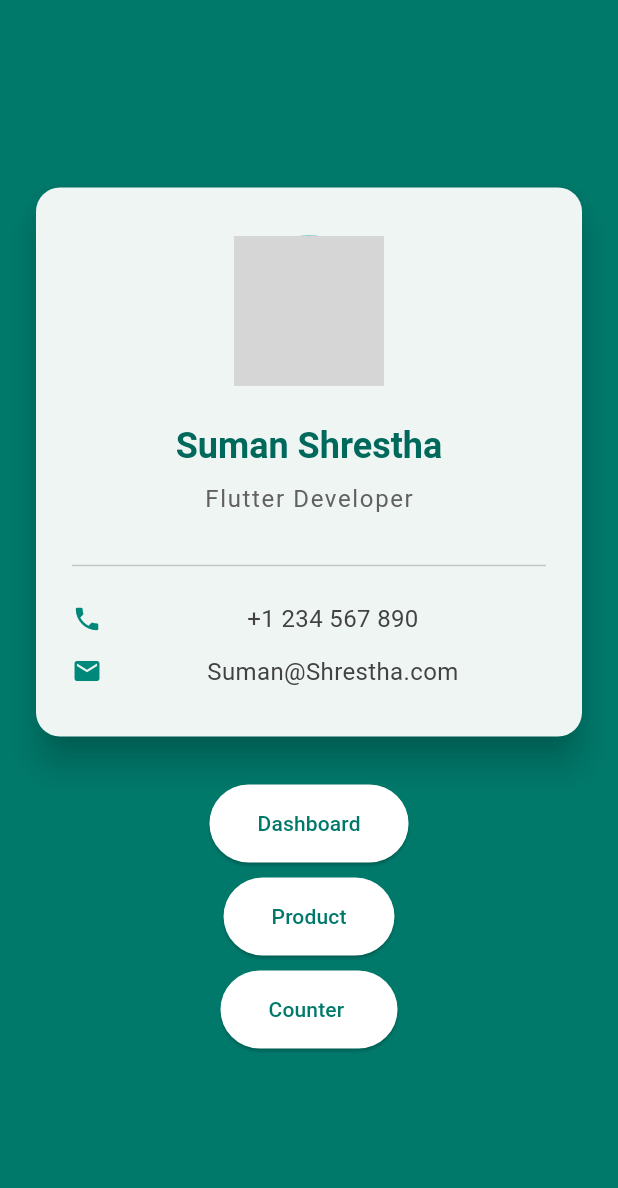
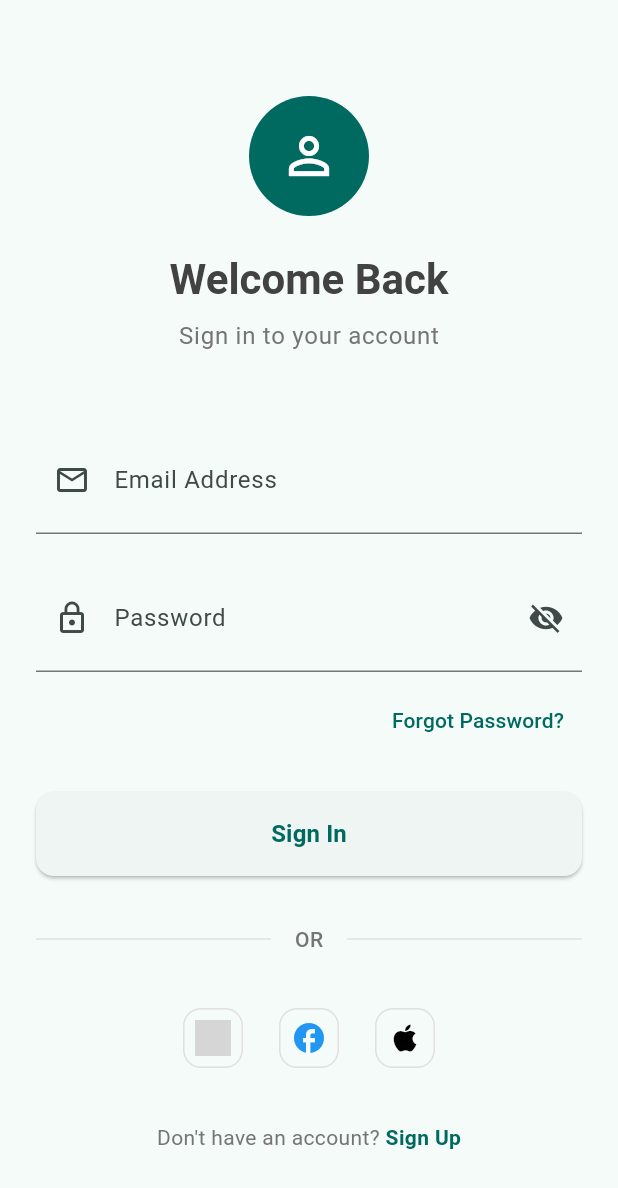
Before and after one commit to SumanShrestha14/learning_flutter, a Flutter app: the screen it shows after launch, on a phone screen of 412 x 824 dp. Shown: the top 1188 px of the screen. Run offline on Flutter 3.47's test engine with Material 3 defaults, Android fonts, the phone set to English and light mode, and no system bars; grey boxes are pictures that could not be loaded.

Commit message:
Focused on user interaction today—building Login and Register screens using TextField, TextEditingController, and Form validation. Learned how proper validation, keyboard types, and clean input handling can greatly improve user experience.

```diff
--- a/lib/main.dart
+++ b/lib/main.dart
@@ -1,4 +1,4 @@
-import 'package:first_app/pages/ProfileScreen.dart';
+import 'package:first_app/pages/LoginPage.dart';
 import 'package:flutter/material.dart';
 
 void main() {
@@ -18,7 +18,7 @@ class MyApp extends StatelessWidget {
         colorScheme: ColorScheme.fromSeed(seedColor: Colors.teal),
         useMaterial3: true,
       ),
-      home: ProfileScreen(),
+      home: LoginPage(),
     );
   }
 }
--- /dev/null
+++ b/lib/pages/LoginPage.dart
@@ -0,0 +1,351 @@
+import 'package:first_app/pages/ProfileScreen.dart';
+import 'package:first_app/pages/RegisterPage.dart';
+import 'package:flutter/material.dart';
+
+// -------------------- LOGIN PAGE --------------------
+
+class LoginPage extends StatefulWidget {
+  const LoginPage({super.key});
+
+  @override
+  State<LoginPage> createState() => _LoginPageState();
+}
+
+class _LoginPageState extends State<LoginPage> {
+  final _formKey = GlobalKey<FormState>();
+  final TextEditingController emailController = TextEditingController();
+  final TextEditingController passwordController = TextEditingController();
+  bool _isLoading = false;
+  bool _obscurePassword = true;
+
+  @override
+  void dispose() {
+    emailController.dispose();
+    passwordController.dispose();
+    super.dispose();
+  }
+
+  Future<void> _login() async {
+    if (_formKey.currentState!.validate()) {
+      setState(() => _isLoading = true);
+
+      // Simulate API call delay
+      await Future.delayed(const Duration(seconds: 2));
+
+      if (!mounted) return;
+
+      setState(() => _isLoading = false);
+      Navigator.push(
+        context,
+        MaterialPageRoute(builder: (context) => ProfileScreen()),
+      );
+      ScaffoldMessenger.of(context).showSnackBar(
+        SnackBar(
+          content: const Text("Login Successful"),
+          backgroundColor: Colors.green[600],
+          behavior: SnackBarBehavior.floating,
+          shape: RoundedRectangleBorder(
+            borderRadius: BorderRadius.circular(10),
+          ),
+        ),
+      );
+    }
+  }
+
+  @override
+  Widget build(BuildContext context) {
+    return Scaffold(
+      body: SafeArea(
+        child: SingleChildScrollView(
+          child: Padding(
+            padding: const EdgeInsets.all(24.0),
+            child: Column(
+              children: [
+                const SizedBox(height: 40),
+
+                // Logo/Header
+                Column(
+                  children: [
+                    Container(
+                      width: 80,
+                      height: 80,
+                      decoration: BoxDecoration(
+                        color: Theme.of(context).colorScheme.primary,
+                        shape: BoxShape.circle,
+                      ),
+                      child: const Icon(
+                        Icons.person_outline,
+                        size: 40,
+                        color: Colors.white,
+                      ),
+                    ),
+                    const SizedBox(height: 24),
+                    Text(
+                      "Welcome Back",
+                      style: Theme.of(context).textTheme.headlineMedium
+                          ?.copyWith(
+                            fontWeight: FontWeight.bold,
+                            color: Colors.grey[800],
+                          ),
+                    ),
+                    const SizedBox(height: 8),
+                    Text(
+                      "Sign in to your account",
+                      style: Theme.of(
+                        context,
+                      ).textTheme.bodyLarge?.copyWith(color: Colors.grey[600]),
+                    ),
+                  ],
+                ),
+
+                const SizedBox(height: 48),
+
+                // Form
+                Form(
+                  key: _formKey,
+                  child: Column(
+                    children: [
+                      // Email Field
+                      TextFormField(
+                        controller: emailController,
+                        keyboardType: TextInputType.emailAddress,
+                        decoration: InputDecoration(
+                          labelText: "Email Address",
+                          prefixIcon: const Icon(Icons.email_outlined),
+                          contentPadding: const EdgeInsets.symmetric(
+                            horizontal: 16,
+                            vertical: 16,
+                          ),
+                        ),
+                        validator: (value) {
+                          if (value == null || value.isEmpty) {
+                            return "Please enter your email";
+                          }
+                          if (!RegExp(
+                            r'^[\w-\.]+@([\w-]+\.)+[\w-]{2,4}$',
+                          ).hasMatch(value)) {
+                            return "Please enter a valid email";
+                          }
+                          return null;
+                        },
+                      ),
+
+                      const SizedBox(height: 20),
+
+                      // Password Field
+                      TextFormField(
+                        controller: passwordController,
+                        obscureText: _obscurePassword,
+                        decoration: InputDecoration(
+                          labelText: "Password",
+                          prefixIcon: const Icon(Icons.lock_outline),
+                          suffixIcon: IconButton(
+                            icon: Icon(
+                              _obscurePassword
+                                  ? Icons.visibility_off
+                                  : Icons.visibility,
+                            ),
+                            onPressed: () {
+                              setState(
+                                () => _obscurePassword = !_obscurePassword,
+                              );
+                            },
+                          ),
+                          contentPadding: const EdgeInsets.symmetric(
+                            horizontal: 16,
+                            vertical: 16,
+                          ),
+                        ),
+                        validator: (value) {
+                          if (value == null || value.isEmpty) {
+                            return "Please enter your password";
+                          }
+                          if (value.length < 6) {
+                            return "Password must be at least 6 characters";
+                          }
+                          return null;
+                        },
+                      ),
+
+                      const SizedBox(height: 8),
+
+                      // Forgot Password
+                      Align(
+                        alignment: Alignment.centerRight,
+                        child: TextButton(
+                          onPressed: () {
+                            // Add forgot password functionality
+                            ScaffoldMessenger.of(context).showSnackBar(
+                              const SnackBar(
+                                content: Text("Forgot password clicked"),
+                              ),
+                            );
+                          },
+                          child: Text(
+                            "Forgot Password?",
+                            style: TextStyle(
+                              color: Theme.of(context).colorScheme.primary,
+                            ),
+                          ),
+                        ),
+                      ),
+
+                      const SizedBox(height: 24),
+
+                      // Login Button
+                      SizedBox(
+                        width: double.infinity,
+                        height: 56,
+                        child: ElevatedButton(
+                          onPressed: _isLoading ? null : _login,
+                          style: ElevatedButton.styleFrom(
+                            shape: RoundedRectangleBorder(
+                              borderRadius: BorderRadius.circular(12),
+                            ),
+                            padding: const EdgeInsets.symmetric(vertical: 16),
+                          ),
+                          child: _isLoading
+                              ? const SizedBox(
+                                  width: 24,
+                                  height: 24,
+                                  child: CircularProgressIndicator(
+                                    color: Colors.white,
+                                    strokeWidth: 2,
+                                  ),
+                                )
+                              : const Text(
+                                  "Sign In",
+                                  style: TextStyle(
+                                    fontSize: 16,
+                                    fontWeight: FontWeight.w600,
+                                  ),
+                                ),
+                        ),
+                      ),
+
+                      const SizedBox(height: 32),
+
+                      // Divider
+                      Row(
+                        children: [
+                          Expanded(
+                            child: Divider(
+                              color: Colors.grey[300],
+                              thickness: 1,
+                            ),
+                          ),
+                          Padding(
+                            padding: const EdgeInsets.symmetric(horizontal: 16),
+                            child: Text(
+                              "OR",
+                              style: TextStyle(
+                                color: Colors.grey[600],
+                                fontWeight: FontWeight.w500,
+                              ),
+                            ),
+                          ),
+                          Expanded(
+                            child: Divider(
+                              color: Colors.grey[300],
+                              thickness: 1,
+                            ),
+                          ),
+                        ],
+                      ),
+
+                      const SizedBox(height: 32),
+
+                      // Social Login Buttons
+                      Row(
+                        mainAxisAlignment: MainAxisAlignment.center,
+                        children: [
+                          IconButton.outlined(
+                            onPressed: () {
+                              // Google login
+                            },
+                            icon: Image.asset(
+                              'assets/google.png',
+                              width: 24,
+                              height: 24,
+                              errorBuilder: (_, __, ___) =>
+                                  const Icon(Icons.g_mobiledata),
+                            ),
+                            style: IconButton.styleFrom(
+                              shape: RoundedRectangleBorder(
+                                borderRadius: BorderRadius.circular(12),
+                              ),
+                              side: BorderSide(color: Colors.grey[300]!),
+                            ),
+                          ),
+                          const SizedBox(width: 16),
+                          IconButton.outlined(
+                            onPressed: () {
+                              // Facebook login
+                            },
+                            icon: const Icon(
+                              Icons.facebook,
+                              color: Colors.blue,
+                            ),
+                            style: IconButton.styleFrom(
+                              shape: RoundedRectangleBorder(
+                                borderRadius: BorderRadius.circular(12),
+                              ),
+                              side: BorderSide(color: Colors.grey[300]!),
+                            ),
+                          ),
+                          const SizedBox(width: 16),
+                          IconButton.outlined(
+                            onPressed: () {
+                              // Apple login
+                            },
+                            icon: const Icon(Icons.apple, color: Colors.black),
+                            style: IconButton.styleFrom(
+                              shape: RoundedRectangleBorder(
+                                borderRadius: BorderRadius.circular(12),
+                              ),
+                              side: BorderSide(color: Colors.grey[300]!),
+                            ),
+                          ),
+                        ],
+                      ),
+
+                      const SizedBox(height: 32),
+
+                      // Sign Up Link
+                      Row(
+                        mainAxisAlignment: MainAxisAlignment.center,
+                        children: [
+                          Text(
+                            "Don't have an account? ",
+                            style: TextStyle(color: Colors.grey[600]),
+                          ),
+                          GestureDetector(
+                            onTap: () {
+                              Navigator.push(
+                                context,
+                                MaterialPageRoute(
+                                  builder: (_) => const RegisterPage(),
+                                ),
+                              );
+                            },
+                            child: Text(
+                              "Sign Up",
+                              style: TextStyle(
+                                color: Theme.of(context).colorScheme.primary,
+                                fontWeight: FontWeight.w600,
+                              ),
+                            ),
+                          ),
+                        ],
+                      ),
+                    ],
+                  ),
+                ),
+              ],
+            ),
+          ),
+        ),
+      ),
+    );
+  }
+}
```
Also changed, not shown: lib/pages/RegisterPage.dart (added, +381 -0 lines).
